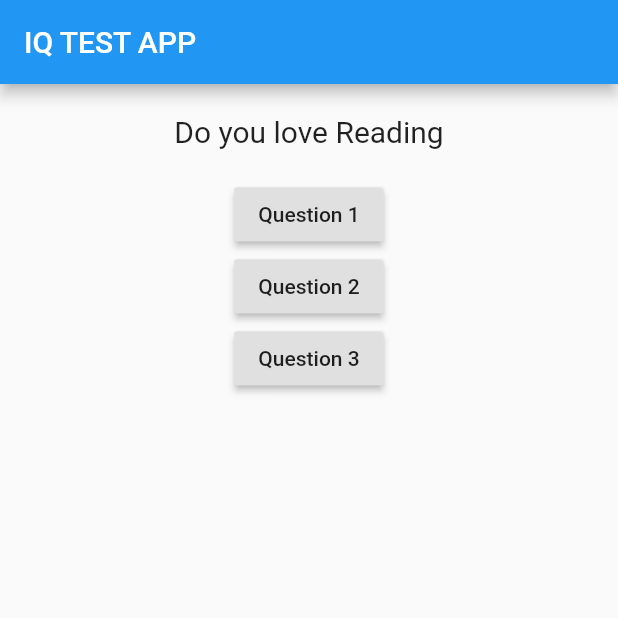
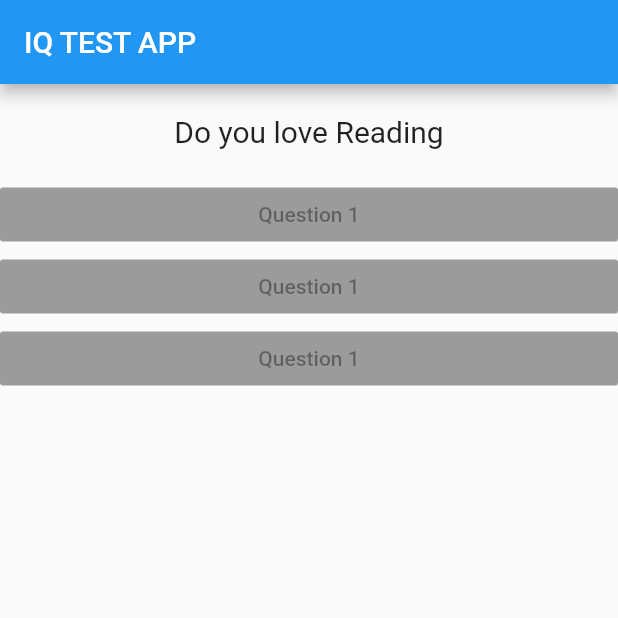
Before and after one commit to twizelissa/Mobile-Development, a Flutter app: the screen it shows after launch, on a phone screen of 412 x 824 dp, the top half of it. Run offline on Flutter 3.47's test engine with Material 2 defaults, Android fonts, the phone set to English and light mode, and no system bars.

Commit message:
done with button

```diff
--- /dev/null
+++ b/lib/answer.dart
@@ -0,0 +1,15 @@
+import 'package:flutter/material.dart';
+
+class Answer extends StatelessWidget {
+  @override
+  Widget build(BuildContext context) {
+    return Container(
+      width: double.infinity,
+      child: RaisedButton(
+        color: Colors.blueGrey,
+        child: Text('Question 1'),
+        onPressed: null,
+      ),
+    );
+  }
+}
--- a/lib/main.dart
+++ b/lib/main.dart
@@ -1,5 +1,6 @@
 import 'package:flutter/material.dart';
 import 'question.dart';
+import './answer.dart';
 
 void main() => runApp(MyFirstApp());
 
@@ -7,7 +8,7 @@ class MyFirstApp extends StatefulWidget {
   //connecting generic class with statful class
   @override
   State<StatefulWidget> createState() {
-    // TODO: implement createState
+
     return _MyFirstAppState();
   }
 }
@@ -48,16 +49,9 @@ class _MyFirstAppState extends State<MyFirstApp> {
             Question(
               questions[_quetionIndex],
             ),
-            RaisedButton(child: Text('Question 1'), onPressed: _answerQuestion),
-            RaisedButton(
-                child: Text('Question 2'),
-                onPressed: () => print('Question 2 answered')),
-            RaisedButton(
-              child: Text('Question 3'),
-              onPressed: () {
-                print("Question 3 answered");
-              },
-            ),
+            Answer(),
+            Answer(),
+            Answer(),
           ],
         ),
       ),
```
